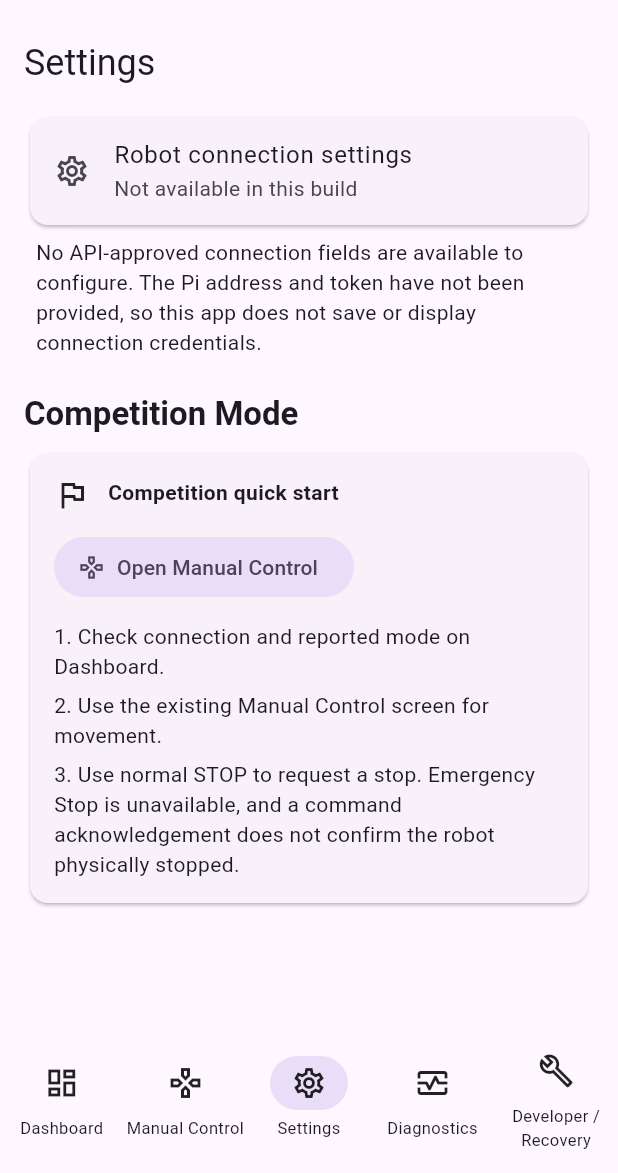
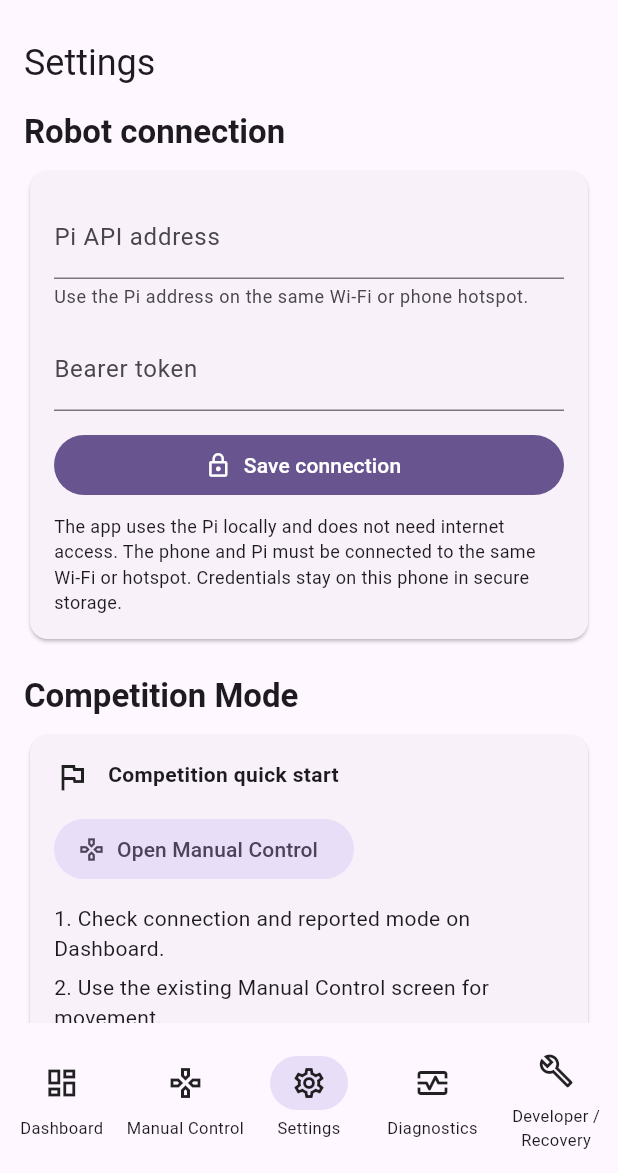
Before and after one commit to sg9242182-bot/ThashuRobot, a Flutter app: the screen it shows after launch, item 3 of the bottom bar chosen, on a phone screen of 412 x 824 dp, the part 63-1236 px from its top. Run offline on Flutter 3.47's test engine with Material 3 defaults, Android fonts, the phone set to English and light mode, and no system bars; our stand-ins replace flutter_secure_storage.

Commit message:
Add Pi address and secure token settings

```diff
--- a/mobile/flutter/lib/features/settings/settings_page.dart
+++ b/mobile/flutter/lib/features/settings/settings_page.dart
@@ -1,9 +1,92 @@
 import 'package:flutter/material.dart';
 
-class SettingsPage extends StatelessWidget {
-  const SettingsPage({super.key, this.onOpenManualControl});
+class SettingsPage extends StatefulWidget {
+  const SettingsPage({
+    super.key,
+    this.initialAddress,
+    this.tokenConfigured = false,
+    this.isLoading = false,
+    this.onSaveConnection,
+    this.onClearConnection,
+    this.onOpenManualControl,
+  });
 
+  final String? initialAddress;
+  final bool tokenConfigured;
+  final bool isLoading;
+  final Future<String?> Function(String address, String token)? onSaveConnection;
+  final Future<void> Function()? onClearConnection;
   final VoidCallback? onOpenManualControl;
+
+  @override
+  State<SettingsPage> createState() => _SettingsPageState();
+}
+
+class _SettingsPageState extends State<SettingsPage> {
+  late final TextEditingController _addressController;
+  final TextEditingController _tokenController = TextEditingController();
+  bool _saving = false;
+  String? _message;
+
+  @override
+  void initState() {
+    super.initState();
+    _addressController = TextEditingController(text: widget.initialAddress ?? '');
+  }
+
+  @override
+  void didUpdateWidget(covariant SettingsPage oldWidget) {
+    super.didUpdateWidget(oldWidget);
+    if (oldWidget.initialAddress != widget.initialAddress) {
+      _addressController.text = widget.initialAddress ?? '';
+    }
+  }
+
+  @override
+  void dispose() {
+    _addressController.dispose();
+    _tokenController.dispose();
+    super.dispose();
+  }
+
+  Future<void> _save() async {
+    final callback = widget.onSaveConnection;
+    if (callback == null || _saving) return;
+    setState(() {
+      _saving = true;
+      _message = null;
+    });
+    try {
+      final message = await callback(
+        _addressController.text,
+        _tokenController.text,
+      );
+      if (!mounted) return;
+      setState(() => _message = message);
+      _tokenController.clear();
+    } finally {
+      if (mounted) setState(() => _saving = false);
+    }
+  }
+
+  Future<void> _clear() async {
+    if (_saving) return;
+    setState(() {
+      _saving = true;
+      _message = null;
+    });
+    try {
+      await widget.onClearConnection?.call();
+      if (!mounted) return;
+      setState(() {
+        _addressController.clear();
+        _tokenController.clear();
+        _message = 'Saved Pi connection settings were removed from this phone.';
+      });
+    } finally {
+      if (mounted) setState(() => _saving = false);
+    }
+  }
 
   @override
   Widget build(BuildContext context) {
@@ -12,19 +95,73 @@ class SettingsPage extends StatelessWidget {
       children: [
         Text('Settings', style: Theme.of(context).textTheme.headlineSmall),
         const SizedBox(height: 16),
+        Text('Robot connection', style: Theme.of(context).textTheme.titleLarge),
+        const SizedBox(height: 8),
         Card(
-          child: ListTile(
-            leading: const Icon(Icons.settings_outlined),
-            title: const Text('Robot connection settings'),
-            subtitle: const Text('Not available in this build'),
-          ),
-        ),
-        const Padding(
-          padding: EdgeInsets.symmetric(horizontal: 8, vertical: 4),
-          child: Text(
-            'No API-approved connection fields are available to configure. '
-            'The Pi address and token have not been provided, so this app '
-            'does not save or display connection credentials.',
+          child: Padding(
+            padding: const EdgeInsets.all(16),
+            child: Column(
+              crossAxisAlignment: CrossAxisAlignment.stretch,
+              children: [
+                TextField(
+                  key: const ValueKey('pi-address-field'),
+                  controller: _addressController,
+                  enabled: !_saving && !widget.isLoading,
+                  keyboardType: TextInputType.url,
+                  autocorrect: false,
+                  decoration: const InputDecoration(
+                    labelText: 'Pi API address',
+                    hintText: 'http://192.168.1.20:8000',
+                    helperText: 'Use the Pi address on the same Wi-Fi or phone hotspot.',
+                  ),
+                ),
+                const SizedBox(height: 12),
+                TextField(
+                  key: const ValueKey('pi-token-field'),
+                  controller: _tokenController,
+                  enabled: !_saving && !widget.isLoading,
+                  obscureText: true,
+                  autocorrect: false,
+                  enableSuggestions: false,
+                  decoration: InputDecoration(
+                    labelText: 'Bearer token',
+                    hintText: widget.tokenConfigured
+                        ? 'Saved securely; leave blank to keep it'
+                        : 'Enter the Pi API token',
+                  ),
+                ),
+                const SizedBox(height: 12),
+                FilledButton.icon(
+                  key: const ValueKey('save-pi-connection-button'),
+                  onPressed: _saving || widget.isLoading ? null : _save,
+                  icon: _saving
+                      ? const SizedBox.square(
+                          dimension: 18,
+                          child: CircularProgressIndicator(strokeWidth: 2),
+                        )
+                      : const Icon(Icons.lock_outline),
+                  label: const Text('Save connection'),
+                ),
+                if (widget.tokenConfigured || widget.initialAddress != null)
+                  TextButton.icon(
+                    key: const ValueKey('clear-pi-connection-button'),
+                    onPressed: _saving || widget.isLoading ? null : _clear,
+                    icon: const Icon(Icons.delete_outline),
+                    label: const Text('Forget saved connection'),
+                  ),
+                if (_message != null) ...[
+                  const SizedBox(height: 8),
+                  Semantics(liveRegion: true, child: Text(_message!)),
+                ],
+                const SizedBox(height: 8),
+                const Text(
+                  'The app uses the Pi locally and does not need internet access. '
+                  'The phone and Pi must be connected to the same Wi-Fi or hotspot. '
+                  'Credentials stay on this phone in secure storage.',
+                  style: TextStyle(fontSize: 12),
+                ),
+              ],
+            ),
           ),
         ),
         const SizedBox(height: 20),
@@ -51,23 +188,18 @@ class SettingsPage extends StatelessWidget {
                 ),
                 const SizedBox(height: 12),
                 FilledButton.tonalIcon(
-                  onPressed: onOpenManualControl,
+                  onPressed: widget.onOpenManualControl,
                   icon: const Icon(Icons.gamepad_outlined),
                   label: const Text('Open Manual Control'),
                 ),
                 const SizedBox(height: 12),
-                const Text(
-                  '1. Check connection and reported mode on Dashboard.',
-                ),
+                const Text('1. Check connection and reported mode on Dashboard.'),
+                const SizedBox(height: 6),
+                const Text('2. Use the existing Manual Control screen for movement.'),
                 const SizedBox(height: 6),
                 const Text(
-                  '2. Use the existing Manual Control screen for movement.',
-                ),
-                const SizedBox(height: 6),
-                const Text(
-                  '3. Use normal STOP to request a stop. Emergency Stop is '
-                  'unavailable, and a command acknowledgement does not confirm '
-                  'the robot physically stopped.',
+                  '3. Use normal STOP to request a stop. Emergency Stop is unavailable, '
+                  'and an acknowledgement does not confirm the robot physically stopped.',
                 ),
               ],
             ),
```
